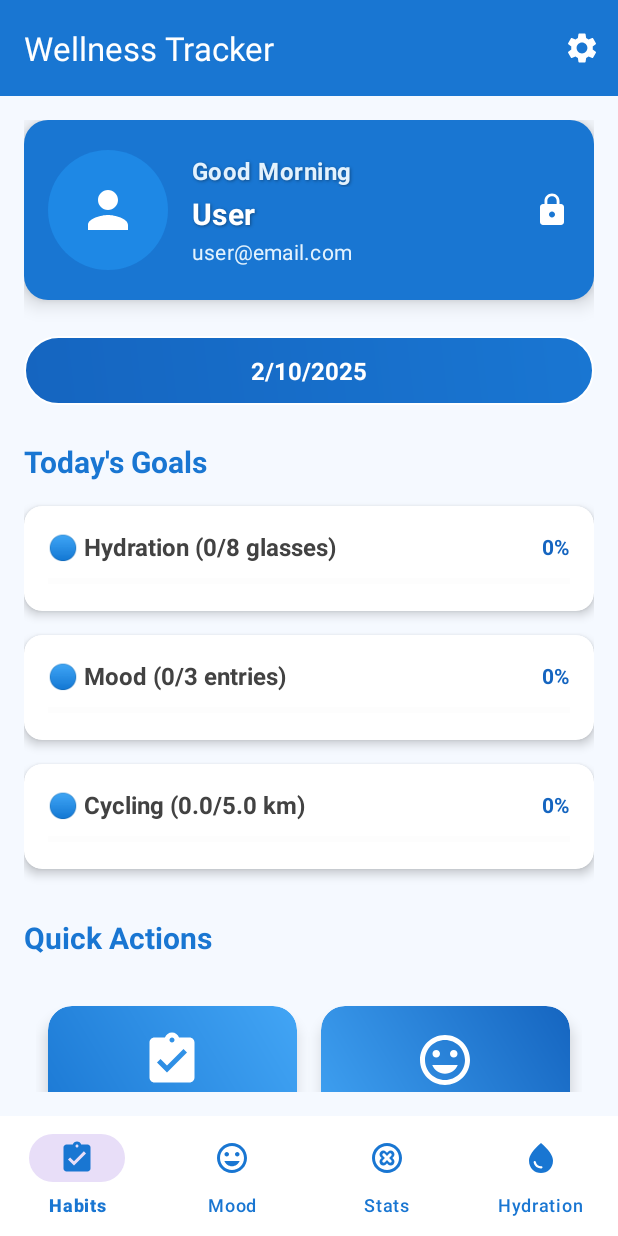
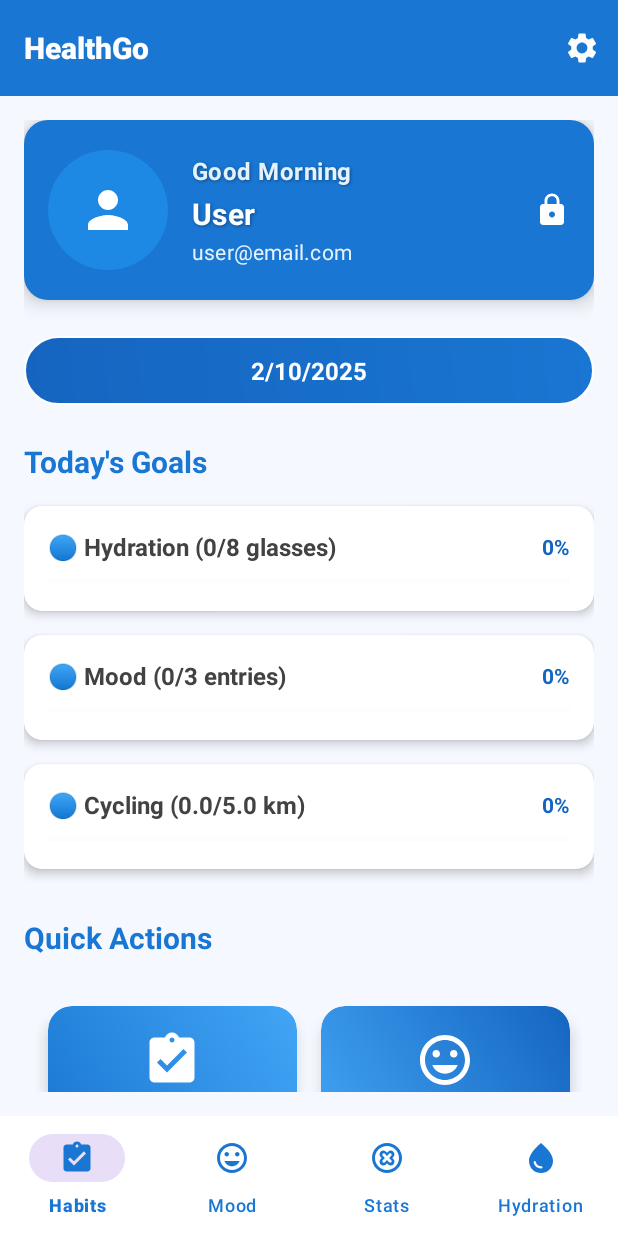
Before and after one commit to thusithassilva/HealthApp, an Android app: the MainActivity screen opened directly, with no data from a screen before it, on a phone screen of 412 x 824 dp. Run offline under Robolectric (Android 15) with nearby library versions, the phone set to English and light mode, and no system bars; 1 statement that could not run was skipped.

Commit message:
header update
change header app name and font

```diff
--- a/app/src/main/res/layout/activity_main.xml
+++ b/app/src/main/res/layout/activity_main.xml
@@ -14,8 +14,9 @@
         android:background="@color/primary_blue"
         android:theme="@style/ThemeOverlay.MaterialComponents.Dark.ActionBar"
         app:menu="@menu/main_menu"
-        app:title="Wellness Tracker"
-        app:titleTextColor="@color/white" />
+        app:title="HealthGo"
+        app:titleTextColor="@color/white"
+        app:titleTextAppearance="@style/BoldToolbarTitle" />
 
     <ScrollView
         android:layout_width="match_parent"
--- a/app/src/main/res/values/styles.xml
+++ b/app/src/main/res/values/styles.xml
@@ -9,4 +9,9 @@
     <style name="SplashTheme" parent="Theme.AppCompat.NoActionBar">
         <item name="android:windowBackground">@drawable/splash_background</item>
     </style>
+
+    <style name="BoldToolbarTitle" parent="TextAppearance.Widget.AppCompat.Toolbar.Title">
+        <item name="android:textStyle">bold</item>
+        <item name="fontFamily">sans-serif-medium</item>
+    </style>
 </resources>
```
